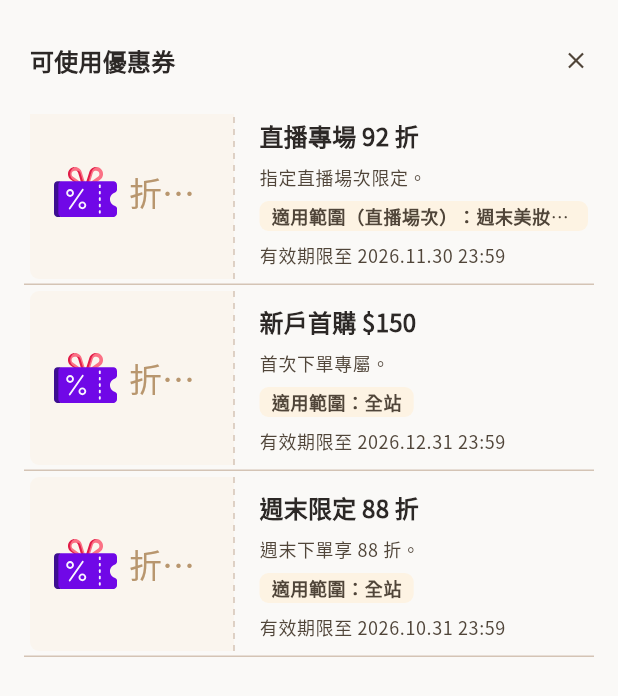
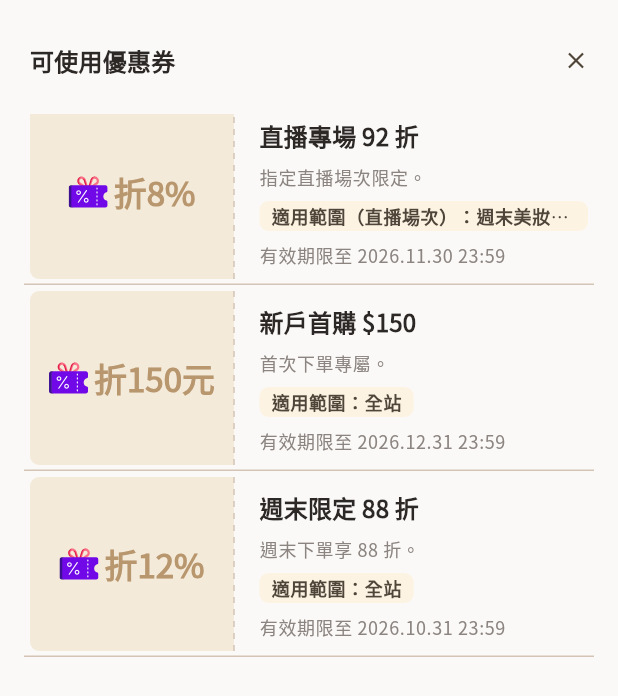
Before and after one commit to minchenlee168/xsmartlive-plus-one-prototype, a Flutter app: the _CouponSheet widget shown alone on an empty page, opened directly, scrolled down 134 dp, on a phone screen of 412 x 824 dp. Shown: the top 696 px of the screen. Run offline on Flutter 3.47's test engine with Material 3 defaults, Android fonts, the phone set to English and light mode, and no system bars; our stand-ins replace cookie_jar, dio, dio_cookie_manager, firebase_analytics, firebase_core, flutter_riverpod and 9 more; missing offline and left inert: facebook_app_events, flutter_facebook_auth; accounts and stored records are empty; network calls fail.

Commit message:
polish(shop): 商品內頁優惠券彈窗與數量列對比、優惠券 icon 縮小
- 優惠券彈窗：標題與券名改用 appTheme.fg（強前景）取代偏淡的 onSurface，
  說明/效期改 fgMuted，左側折扣底改 tone100，折扣文字加粗，對比更清楚。
- 優惠券折扣 icon 42 → 26；左側 padding 縮小，讓「折150元」等不再被截斷。
- 數量列「數量 / 還剩 X 件」文字改 appTheme.fg + w500，提高對比。

Co-Authored-By: Claude Opus 4.8 (1M context) <noreply@anthropic.com>
Claude-Session: https://claude.ai/code/session_01RSHEb8hzWZX2ZNK8XGMhKR

```diff
--- a/lib/screens/shop/product_detail_screen.dart
+++ b/lib/screens/shop/product_detail_screen.dart
@@ -746,11 +746,11 @@ class _QuantityRow extends StatelessWidget {
   Widget build(BuildContext context) {
     final l10n = AppLocalizations.of(context)!;
     final appTheme = context.appTheme;
-    final colorScheme = Theme.of(context).colorScheme;
     final textTheme = Theme.of(context).textTheme;
 
     final labelStyle = textTheme.bodyLarge?.copyWith(
-      color: colorScheme.onSurface,
+      color: appTheme.fg,
+      fontWeight: FontWeight.w500,
     );
     final canDecrement = enabled && quantity > 1;
     final canIncrement = enabled && quantity < stock;
@@ -1176,7 +1176,7 @@ class _CouponSheet extends ConsumerWidget {
                     l10n.couponUsableTitle,
                     style: textTheme.titleMedium?.copyWith(
                       fontWeight: FontWeight.w900,
-                      color: colorScheme.onSurface,
+                      color: appTheme.fg,
                     ),
                   ),
                 ),
@@ -1253,11 +1253,10 @@ class _CouponCard extends StatelessWidget {
 
     final isActive = coupon.enable == 1;
     final leftBg =
-        isActive ? palette.tone50 : colorScheme.surfaceContainerHighest;
+        isActive ? palette.tone100 : colorScheme.surfaceContainerHighest;
     final discountFg =
         isActive ? palette.tone500 : colorScheme.onSurfaceVariant;
-    final titleFg =
-        isActive ? colorScheme.onSurface : colorScheme.onSurfaceVariant;
+    final titleFg = isActive ? appTheme.fg : appTheme.fgMuted;
 
     return DecoratedBox(
       decoration: BoxDecoration(
@@ -1274,7 +1273,7 @@ class _CouponCard extends StatelessWidget {
               Container(
                 width: 136,
                 padding:
-                    EdgeInsets.symmetric(horizontal: appTheme.spacingLg),
+                    EdgeInsets.symmetric(horizontal: appTheme.spacingSm),
                 decoration: BoxDecoration(
                   color: leftBg,
                   borderRadius: const BorderRadius.horizontal(
@@ -1284,15 +1283,15 @@ class _CouponCard extends StatelessWidget {
                 child: Row(
                   mainAxisAlignment: MainAxisAlignment.center,
                   children: [
-                    _CouponDiscountIcon(size: 42, dimmed: !isActive),
-                    SizedBox(width: appTheme.spacingSm),
+                    _CouponDiscountIcon(size: 26, dimmed: !isActive),
+                    SizedBox(width: appTheme.spacingXs),
                     Flexible(
                       child: Text(
                         coupon.discountLabel,
                         maxLines: 1,
                         overflow: TextOverflow.ellipsis,
                         style: textTheme.titleLarge?.copyWith(
-                          fontWeight: FontWeight.w500,
+                          fontWeight: FontWeight.w800,
                           color: discountFg,
                         ),
                       ),
@@ -1325,7 +1324,7 @@ class _CouponCard extends StatelessWidget {
                         maxLines: 1,
                         overflow: TextOverflow.ellipsis,
                         style: textTheme.titleMedium?.copyWith(
-                          fontWeight: FontWeight.w600,
+                          fontWeight: FontWeight.w700,
                           color: titleFg,
                         ),
                       ),
@@ -1337,7 +1336,7 @@ class _CouponCard extends StatelessWidget {
                           maxLines: 1,
                           overflow: TextOverflow.ellipsis,
                           style: textTheme.bodySmall?.copyWith(
-                            color: colorScheme.onSurfaceVariant,
+                            color: appTheme.fgMuted,
                           ),
                         ),
                       ],
@@ -1352,7 +1351,7 @@ class _CouponCard extends StatelessWidget {
                           l10n.couponValidUntil(
                               _formatCouponExpiry(coupon.expiresAt!)),
                           style: textTheme.bodySmall?.copyWith(
-                            color: colorScheme.onSurfaceVariant,
+                            color: appTheme.fgMuted,
                           ),
                         ),
                       ],
```
